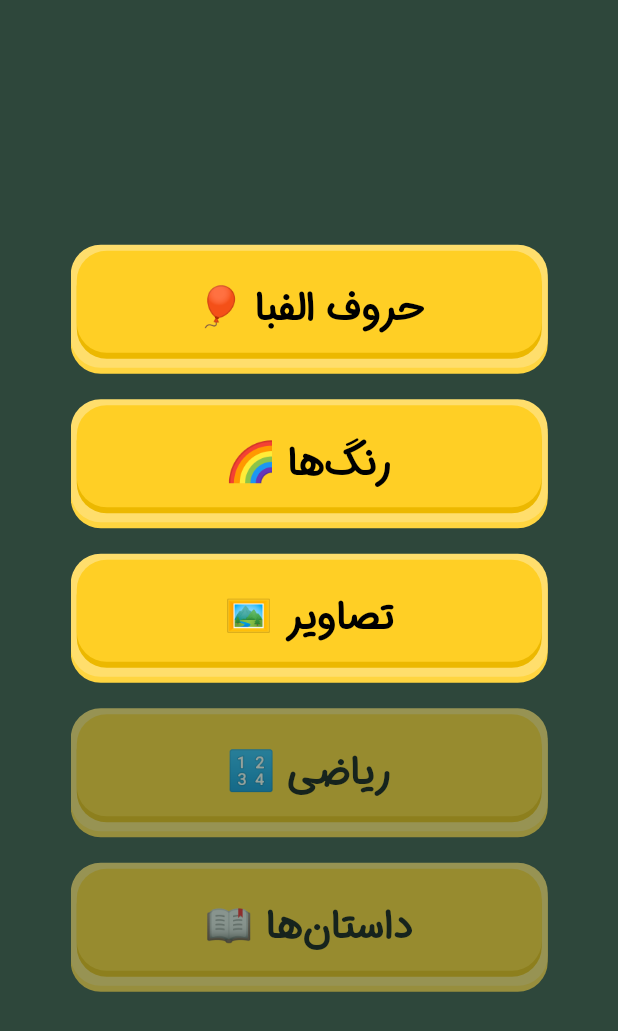
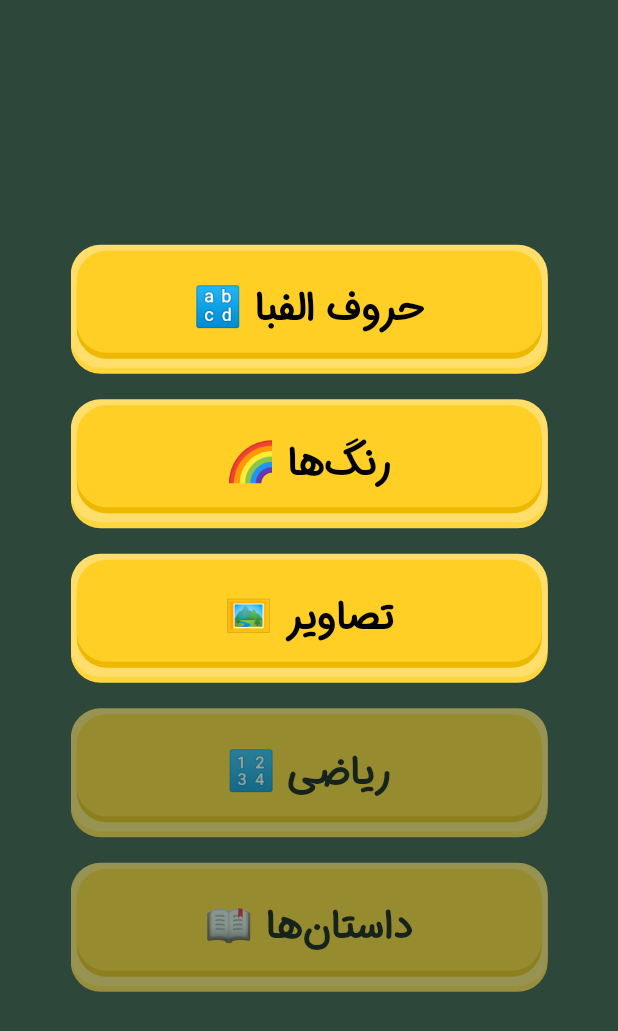
Before and after one commit to aanaahitaa/cti_yare_mehraban_test, a Flutter app: the screen it shows after launch, on a phone screen of 412 x 824 dp. Shown: the top 1031 px of the screen. Run offline on Flutter 3.47's test engine with Material 3 defaults, Android fonts, the light colour scheme and no system bars; our stand-ins replace audioplayers, shared_preferences.

Commit message:
Replace old project with latest version

```diff
--- a/lib/core/home_screen.dart
+++ b/lib/core/home_screen.dart
@@ -22,7 +22,7 @@ class HomeScreen extends StatelessWidget {
             mainAxisAlignment: MainAxisAlignment.center,
             children: [
               CustomButton(
-                text: '🎈 حروف الفبا',
+                text: '🔡 حروف الفبا',
                 onPressed: () {
                   Navigator.push(
                     context,
```
